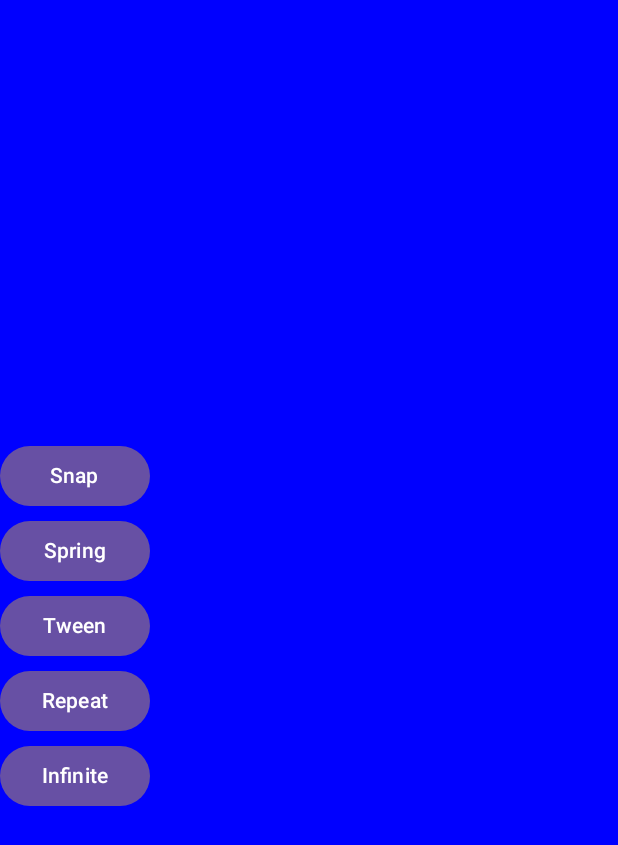
After one commit to Dmedina88/davidmedina.game, an Android app built with Jetpack Compose: the @Preview function AnimationLayout, on a phone screen of 412 x 824 dp. The commit adds this screen. Shown: the top 845 px of the screen. Run offline under Robolectric (Android 15) with nearby library versions, the phone set to English and light mode, and no system bars.

Commit message:
animations

```diff
--- a/app/src/main/java/davidmedina/game/app/data/models/ArtGenAsset.kt
+++ b/app/src/main/java/davidmedina/game/app/data/models/ArtGenAsset.kt
@@ -183,7 +183,7 @@ val structures = listOf(
     R.drawable.gen_structure_5,
     R.drawable.gen_structure_6,
     R.drawable.gen_structure_7,
-    R.drawable.gen_structure_8,
+    R.drawable.gen_structure_green_fort,
     R.drawable.gen_structure_9,
     R.drawable.gen_structure_10,
     R.drawable.gen_structure_11,
--- /dev/null
+++ b/app/src/main/java/davidmedina/game/app/ui/screens/AnimationLayout.kt
@@ -0,0 +1,96 @@
+package davidmedina.game.app.ui.screens
+
+import androidx.compose.runtime.Composable
+import androidx.compose.runtime.mutableStateOf
+import androidx.compose.runtime.remember
+import androidx.compose.animation.animateColorAsState
+import androidx.compose.animation.core.*
+import androidx.compose.foundation.background
+import androidx.compose.foundation.layout.*
+import androidx.compose.material3.Button
+import androidx.compose.material3.Text
+import androidx.compose.runtime.*
+import androidx.compose.ui.Modifier
+import androidx.compose.ui.graphics.Color
+import androidx.compose.ui.tooling.preview.Preview
+import androidx.compose.ui.unit.dp
+
+enum class AnimationSpec(val value:String){
+    SNAP("Snap"),SPRING("Spring"),TWEEN("Tween"), REPEATABLE("Repeat"),
+    INFINITE_REPEATABLE("Infinite") }
+@Preview
+@Composable
+fun AnimationLayout() {
+
+    var state by remember { mutableStateOf(false) }
+
+    var animSpec by remember { mutableStateOf("snap") }
+
+    val startColor = Color.Blue
+
+    val endColor = Color.Green
+
+    val backgroundColor by animateColorAsState(
+        if (state) endColor else startColor,
+        getAnimationSpec(animSpec)
+    )
+
+    Column(
+        modifier = Modifier.fillMaxSize().background(backgroundColor),
+        verticalArrangement = Arrangement.Center
+    ) {
+        AnimationButtons(onValueChanged = { currState, animName ->
+            animSpec = animName
+            state = currState
+        }, state = state)
+    }
+}
+
+@Composable
+fun AnimationButtons(onValueChanged: (Boolean, String) -> Unit, state: Boolean) {
+    for (anim in AnimationSpec.values()) {
+        Button(
+            onClick = { onValueChanged(!state, anim.value) },
+            modifier = Modifier.height(50.dp).width(100.dp).padding(top = 10.dp),
+            content = {
+                Text(text = anim.value, color = Color.White)
+            })
+    }
+}
+
+fun getAnimationSpec(spec: String): androidx.compose.animation.core.AnimationSpec<Color> {
+
+    return when (spec) {
+        AnimationSpec.SPRING.value -> {
+            spring(
+                dampingRatio = Spring.DampingRatioHighBouncy,
+                stiffness = Spring.StiffnessMedium
+            )
+        }
+        AnimationSpec.TWEEN.value -> {
+            tween(
+                durationMillis = 2000,
+                delayMillis = 500,
+                easing = LinearOutSlowInEasing
+            )
+        }
+        AnimationSpec.REPEATABLE.value -> {
+            repeatable(
+                iterations = 3,
+                animation = tween(durationMillis = 200),
+                repeatMode = RepeatMode.Reverse
+            )
+        }
+        AnimationSpec.INFINITE_REPEATABLE.value -> {
+            infiniteRepeatable(
+                animation = tween(durationMillis = 200),
+                repeatMode = RepeatMode.Reverse
+            )
+        }
+
+        else -> {
+            snap(delayMillis = 40)
+        }
+
+    }
+}
```
Also changed, not shown: app/src/main/java/davidmedina/game/app/ui/DrawScope.kt (added, +20 -0 lines), app/src/main/java/davidmedina/game/app/ui/composables/Modifier.kt (+8 -4 lines), app/src/main/java/davidmedina/game/app/ui/composables/artwidget/TheHost.kt (+75 -42 lines), app/src/main/java/davidmedina/game/app/ui/screens/storygame/GodotTwoFlower.kt (+81 -25 lines), app/src/main/res/drawable/gen_structure_green_fort.webp (renamed from app/src/main/res/drawable/gen_structure_8.webp).
